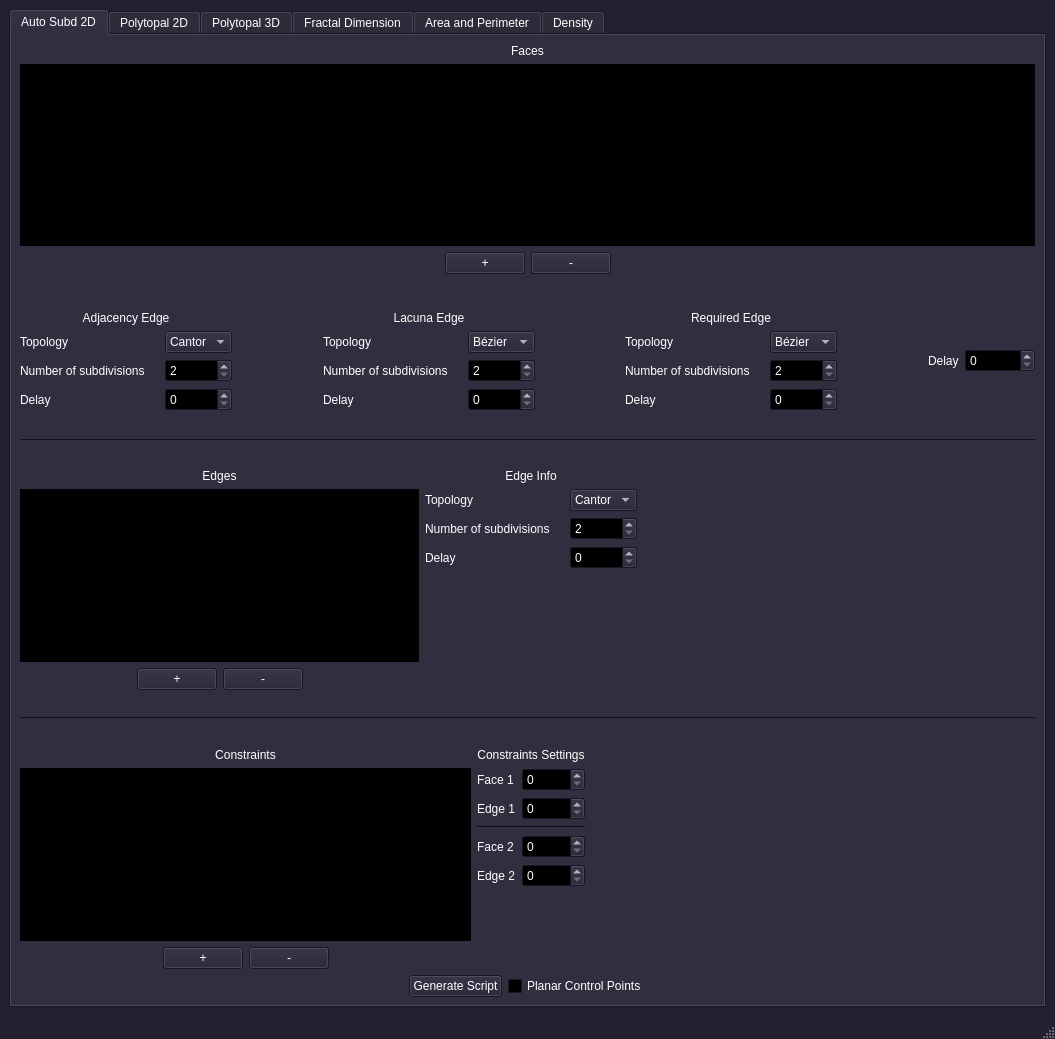
The window that src/gui/mainwindow.ui (borisbordeaux/Auto_Frac) describes before a commit, drawn with Qt 5.
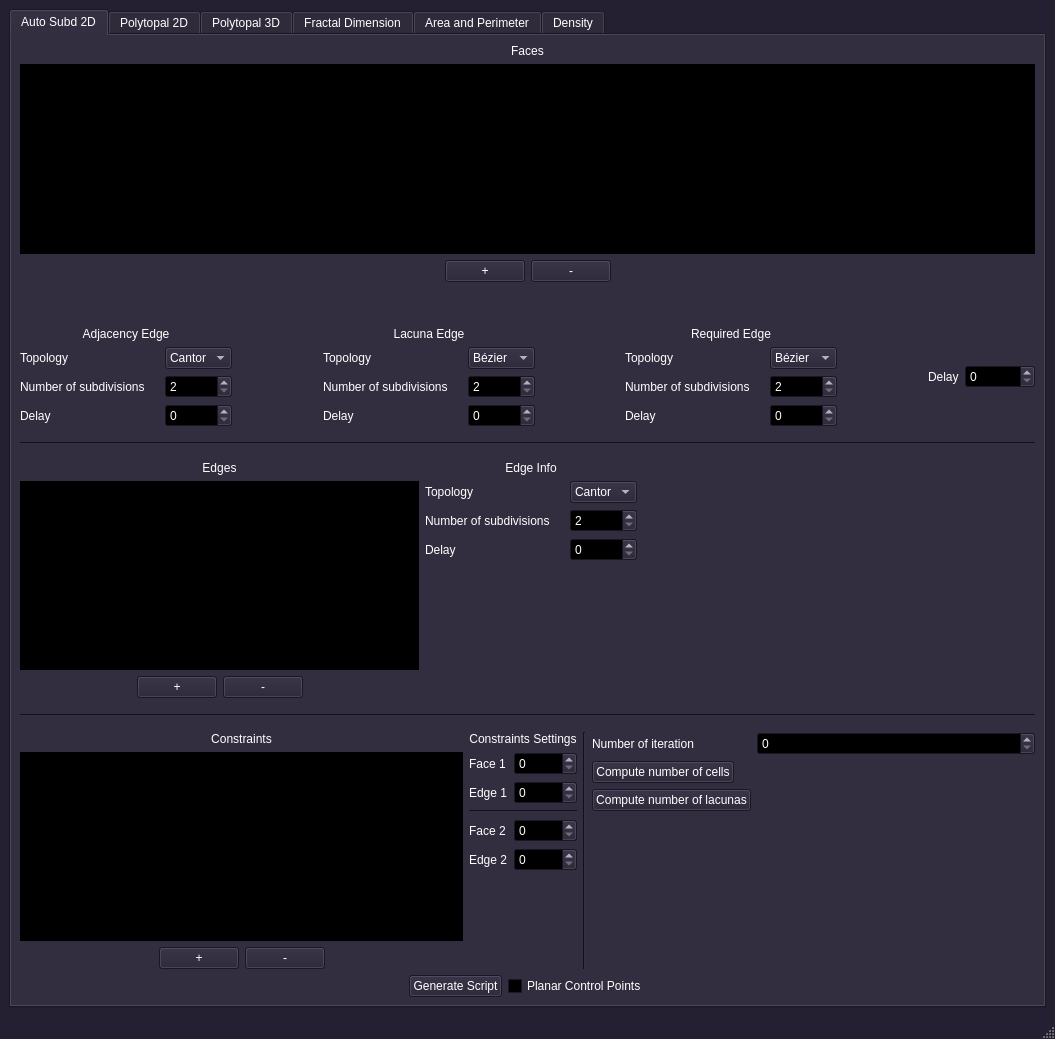
The same window after the commit.

Diff of the .ui file:
```diff
--- a/src/gui/mainwindow.ui
+++ b/src/gui/mainwindow.ui
@@ -920,8 +920,8 @@
             </property>
             <property name="sizeHint" stdset="0">
              <size>
-              <width>20</width>
-              <height>40</height>
+              <width>1010</width>
+              <height>13</height>
              </size>
             </property>
            </spacer>
@@ -940,8 +940,8 @@
             </property>
             <property name="sizeHint" stdset="0">
              <size>
-              <width>20</width>
-              <height>40</height>
+              <width>1010</width>
+              <height>13</height>
              </size>
             </property>
            </spacer>
@@ -1147,8 +1147,8 @@
             </property>
             <property name="sizeHint" stdset="0">
              <size>
-              <width>20</width>
-              <height>40</height>
+              <width>1010</width>
+              <height>13</height>
              </size>
             </property>
            </spacer>
@@ -1167,8 +1167,8 @@
             </property>
             <property name="sizeHint" stdset="0">
              <size>
-              <width>20</width>
-              <height>40</height>
+              <width>1010</width>
+              <height>13</height>
              </size>
             </property>
            </spacer>
@@ -1344,17 +1344,66 @@
              </layout>
             </item>
             <item>
-             <spacer name="horizontalSpacer_16">
+             <widget class="Line" name="line_4">
               <property name="orientation">
-               <enum>Qt::Horizontal</enum>
+               <enum>Qt::Vertical</enum>
               </property>
-              <property name="sizeHint" stdset="0">
-               <size>
-                <width>40</width>
-                <height>20</height>
-               </size>
-              </property>
-             </spacer>
+             </widget>
+            </item>
+            <item>
+             <layout class="QFormLayout" name="formLayout_6">
+              <item row="0" column="1">
+               <widget class="QSpinBox" name="spinBox_nbIterations"/>
+              </item>
+              <item row="0" column="0">
+               <widget class="QLabel" name="label_22">
+                <property name="text">
+                 <string>Number of iteration </string>
+                </property>
+               </widget>
+              </item>
+              <item row="1" column="0">
+               <widget class="QPushButton" name="pushButton_computeNbCells">
+                <property name="text">
+                 <string>Compute number of cells</string>
+                </property>
+               </widget>
+              </item>
+              <item row="1" column="1">
+               <widget class="QLabel" name="label_nbCells">
+                <property name="text">
+                 <string/>
+                </property>
+               </widget>
+              </item>
+              <item row="2" column="0">
+               <widget class="QPushButton" name="pushButton_computeNbLacunas">
+                <property name="text">
+                 <string>Compute number of lacunas</string>
+                </property>
+               </widget>
+              </item>
+              <item row="2" column="1">
+               <widget class="QLabel" name="label_nbLacunas">
+                <property name="text">
+                 <string/>
+                </property>
+               </widget>
+              </item>
+              <item row="3" column="1">
+               <spacer name="horizontalSpacer_15">
+                <property name="orientation">
+                 <enum>Qt::Horizontal</enum>
+                </property>
+                <property name="sizeHint" stdset="0">
+                 <size>
+                  <width>40</width>
+                  <height>20</height>
+                 </size>
+                </property>
+               </spacer>
+              </item>
+             </layout>
             </item>
            </layout>
           </item>
```
Left out of the diff: 152 changed lines with no effect on the pictures.
